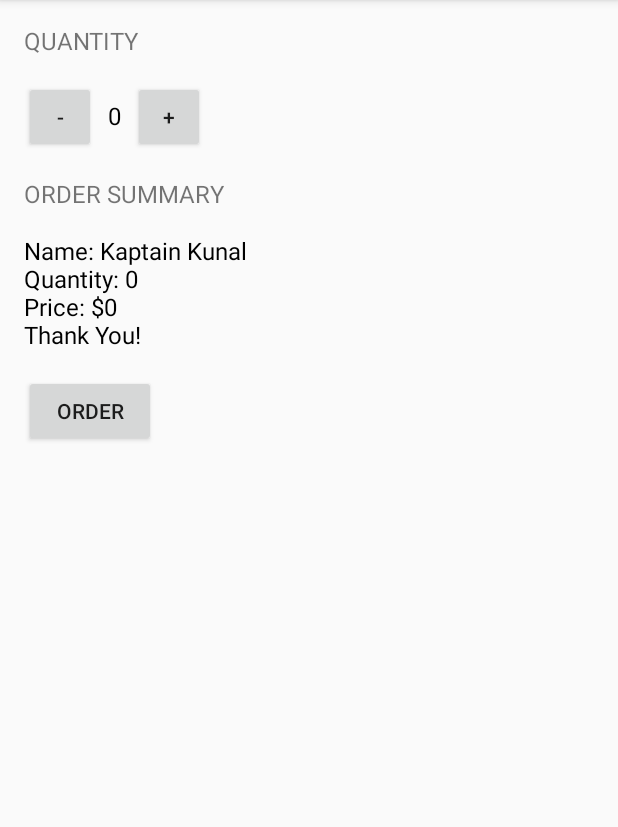
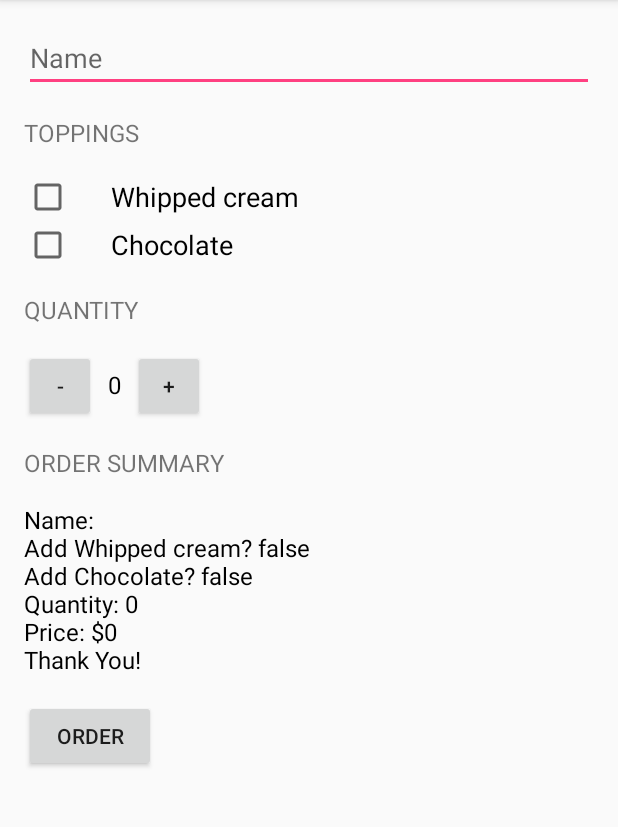
Before and after one commit to immanoj16/Price-Calculator, an Android app: the screen it shows after launch (MainActivity), after a tap on "ORDER", on a phone screen of 412 x 824 dp, the part 84-911 px from its top. Run offline under Robolectric (Android 15) with nearby library versions, the phone set to English and light mode, and no system bars.

Commit message:
Add Name edit text and checkbox

```diff
--- a/app/src/main/java/com/example/android/justjava/MainActivity.java
+++ b/app/src/main/java/com/example/android/justjava/MainActivity.java
@@ -12,7 +12,10 @@ package com.example.android.justjava;
 import android.os.Bundle;
 import android.support.v7.app.AppCompatActivity;
 import android.view.View;
+import android.widget.CheckBox;
+import android.widget.EditText;
 import android.widget.TextView;
+import android.widget.Toast;
 
 import java.text.NumberFormat;
 
@@ -30,6 +33,11 @@ public class MainActivity extends AppCompatActivity {
     }
 
     public void increment(View view) {
+        if (quantity == 100) {
+            // Show an error message as a toast
+            Toast.makeText(this, "You can not have more than 100 coffees", Toast.LENGTH_SHORT).show();
+            // Exit this method early because there is nothing left to do
+        }
         quantity += 1;
         display(quantity);
     }
@@ -43,8 +51,17 @@ public class MainActivity extends AppCompatActivity {
      * This method is called when the order button is clicked.
      */
     public void submitOrder(View view) {
-        int price = calculatePrice(5);
-        String priceMessage = createOrderSummary(price);
+        CheckBox whippedCreamCheckBox = (CheckBox) findViewById(R.id.whipped_cream_checkbox);
+        boolean hasWhippedCream = whippedCreamCheckBox.isChecked();
+
+        CheckBox chocolateCheckBox = (CheckBox) findViewById(R.id.chocolate_checkbox);
+        boolean hasChocolate = chocolateCheckBox.isChecked();
+
+        EditText editText = (EditText) findViewById(R.id.name_view);
+        String name = editText.getText().toString();
+
+        int price = calculatePrice(hasWhippedCream, hasChocolate);
+        String priceMessage = createOrderSummary(price, hasWhippedCream, hasChocolate, name);
         displayMessage(priceMessage);
     }
 
@@ -54,17 +71,32 @@ public class MainActivity extends AppCompatActivity {
      * @param price is the total price of the order
      */
 
-    public String createOrderSummary(int price) {
-        return "Name: Kaptain Kunal" + "\nQuantity: " + quantity + "\nPrice: $" + price + "\nThank You!";
+    public String createOrderSummary(int price, boolean addWhippedCream, boolean addChocolate, String name) {
+        return "Name: " + name + "\nAdd Whipped cream? "+ addWhippedCream + "\nAdd Chocolate? "+ addChocolate +"\nQuantity: " + quantity + "\nPrice: $" + price + "\nThank You!";
     }
 
     /**
      * Calculates the price of the order.
      *
-     * @param pricePerCup is the price per a cup of coffee
+     * @param addWhippedCream is whether or not the user wants the whipped cream toppings
+     * @param addChocolate is whether or not the user wants the chocolate toppings
      */
-    private int calculatePrice(int pricePerCup) {
-        return quantity * pricePerCup;
+    private int calculatePrice(boolean addWhippedCream, boolean addChocolate) {
+        // Price of 1 cup of coffee
+        int basePrice = 5;
+
+        // Add $1 if the user wants whipped cream
+        if(addWhippedCream) {
+            basePrice++;
+        }
+
+        // Add $2 if the user wants chocolate
+        if(addChocolate) {
+            basePrice += 2;
+        }
+
+        // Calculate the total order price by multiplying by quantity
+        return quantity * basePrice;
     }
 
     /**
--- a/app/src/main/res/layout/activity_main.xml
+++ b/app/src/main/res/layout/activity_main.xml
@@ -1,16 +1,52 @@
 <?xml version="1.0" encoding="utf-8"?>
-<LinearLayout xmlns:android="http://schemas.android.com/apk/res/android"
-    xmlns:app="http://schemas.android.com/apk/res-auto"
+<ScrollView xmlns:android="http://schemas.android.com/apk/res/android"
     xmlns:tools="http://schemas.android.com/tools"
     android:layout_width="match_parent"
-    android:layout_height="match_parent"
+    android:layout_height="match_parent">
+
+    <LinearLayout
+        android:layout_width="match_parent"
+        android:layout_height="wrap_content"
         android:orientation="vertical"
         android:padding="16dp"
         tools:context="com.example.android.justjava.MainActivity">
 
+        <EditText
+            android:id="@+id/name_view"
+            android:layout_width="match_parent"
+            android:layout_height="wrap_content"
+            android:layout_marginBottom="16dp"
+            android:hint="@string/name"
+            android:inputType="textCapWords" />
+
         <TextView
             android:layout_width="wrap_content"
             android:layout_height="wrap_content"
+            android:layout_marginBottom="16dp"
+            android:text="@string/toppings_text"
+            android:textAllCaps="true"
+            android:textSize="16dp" />
+
+        <CheckBox
+            android:id="@+id/whipped_cream_checkbox"
+            android:layout_width="wrap_content"
+            android:layout_height="wrap_content"
+            android:text="@string/whipped_cream"
+            android:paddingLeft="26dp"
+            android:textAppearance="?android:textAppearanceMedium" />
+
+        <CheckBox
+            android:id="@+id/chocolate_checkbox"
+            android:layout_width="wrap_content"
+            android:layout_height="wrap_content"
+            android:text="@string/chocolate"
+            android:paddingLeft="26dp"
+            android:textAppearance="?android:textAppearanceMedium" />
+
+        <TextView
+            android:layout_width="wrap_content"
+            android:layout_height="wrap_content"
+            android:layout_marginTop="16dp"
             android:layout_marginBottom="16dp"
             android:text="@string/quantinty_name"
             android:textAllCaps="true"
@@ -72,3 +108,5 @@
             android:text="@string/order" />
 
     </LinearLayout>
+
+</ScrollView>
--- a/app/src/main/res/values/strings.xml
+++ b/app/src/main/res/values/strings.xml
@@ -1,5 +1,9 @@
 <resources>
     <string name="app_name">Just Java</string>
+    <string name="name">Name</string>
+    <string name="toppings_text">toppings</string>
+    <string name="whipped_cream">Whipped cream</string>
+    <string name="chocolate">Chocolate</string>
     <string name="quantinty_name">quantity</string>
     <string name="increment">+</string>
     <string name="quantity">0</string>
```
Lines whose indentation alone changed are shown as unchanged.
